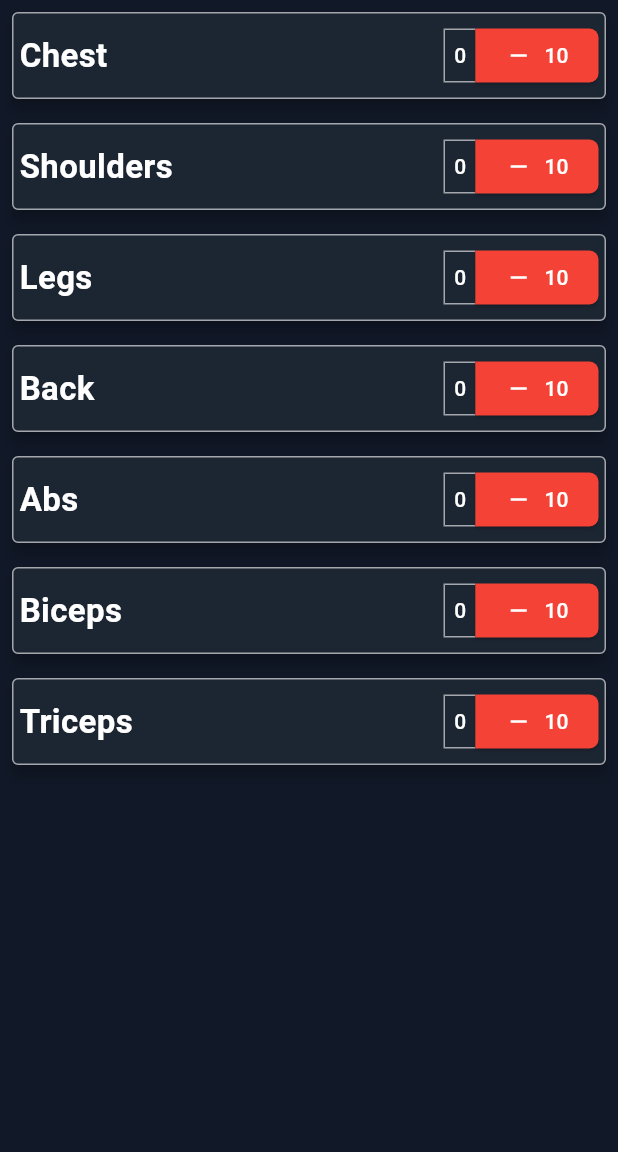
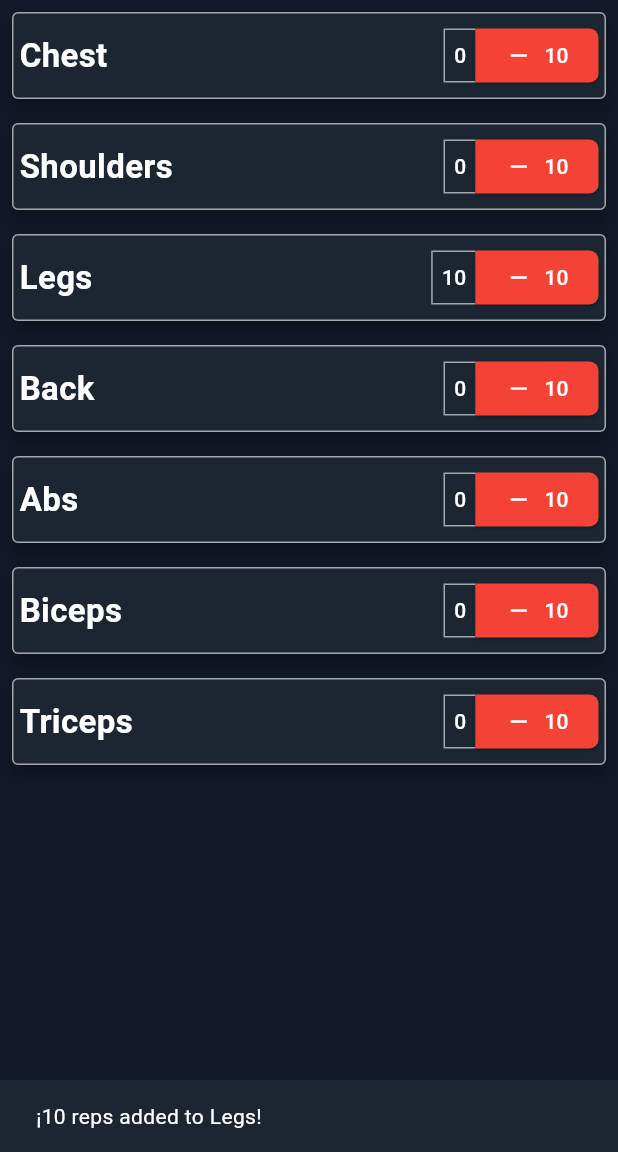
Before and after one commit to RandaeGS/exercise_tracker, a Flutter app: the screen it shows after launch, after a tap on "Add 10", on a phone screen of 412 x 824 dp, the part 84-1236 px from its top. Run offline on Flutter 3.47's test engine with Material 3 defaults, Android fonts, the phone set to English and light mode, and no system bars; our stand-ins replace sqflite; accounts and stored records are empty.

Commit message:
add reps to exercises randomly

```diff
--- a/lib/main.dart
+++ b/lib/main.dart
@@ -1,6 +1,7 @@
 import 'package:exercise_tracker/database_helper.dart';
 import 'package:exercise_tracker/exercise_item.dart';
 import 'package:flutter/material.dart';
+import 'dart:math';
 
 import 'exercise_model.dart';
 
@@ -40,6 +41,7 @@ class MyHomePage extends StatefulWidget {
 
 class _MyHomePageState extends State<MyHomePage> {
   List<Exercise> exercises = [];
+  final random = Random();
 
   @override
   void initState() {
@@ -53,6 +55,36 @@ class _MyHomePageState extends State<MyHomePage> {
     setState(() {
       exercises = loadedExercises;
     });
+  }
+
+  Future<void> incrementRandomExercise() async {
+    if (exercises.isEmpty) return;
+
+    final randomIndex = random.nextInt(exercises.length);
+    final selectedExercise = exercises[randomIndex];
+
+    final updatedExercise = Exercise(
+        id: selectedExercise.id,
+        name: selectedExercise.name,
+        amount: selectedExercise.amount + 10,
+        removeAmount: selectedExercise.removeAmount);
+
+    await DatabaseHelper.instance.update(updatedExercise);
+
+    if (mounted) {
+      ScaffoldMessenger.of(context).showSnackBar(
+        SnackBar(
+          content: Text(
+            '¡10 reps added to ${selectedExercise.name}!',
+            style: TextStyle(color: Colors.white),
+          ),
+          backgroundColor: Color(0xff1C2633),
+          duration: const Duration(seconds: 2),
+        ),
+      );
+    }
+
+    loadExercises();
   }
 
   @override
@@ -69,7 +101,7 @@ class _MyHomePageState extends State<MyHomePage> {
           Container(
             margin: EdgeInsets.only(right: 8.0),
             child: ElevatedButton.icon(
-              onPressed: () => {},
+              onPressed: incrementRandomExercise,
               style: ElevatedButton.styleFrom(
                 backgroundColor: Color(0xff111827),
               ),
```
